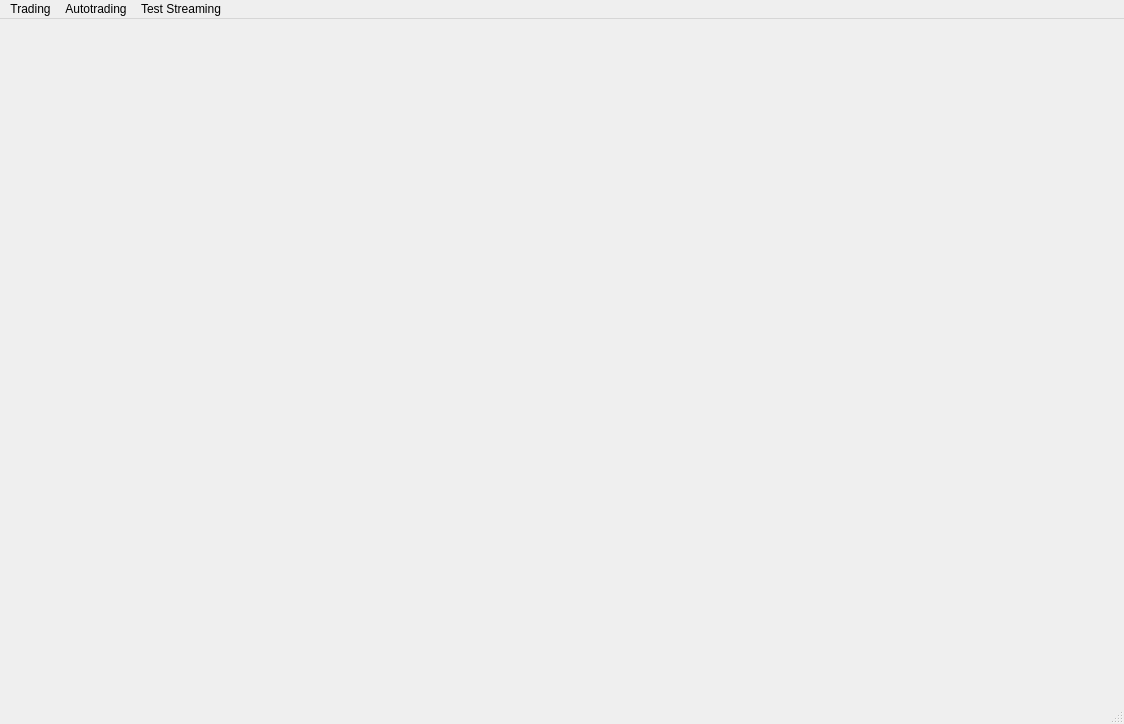
First picture: the form in qt_forms/main_window.ui, repository chernig/tradebot, before the edit.
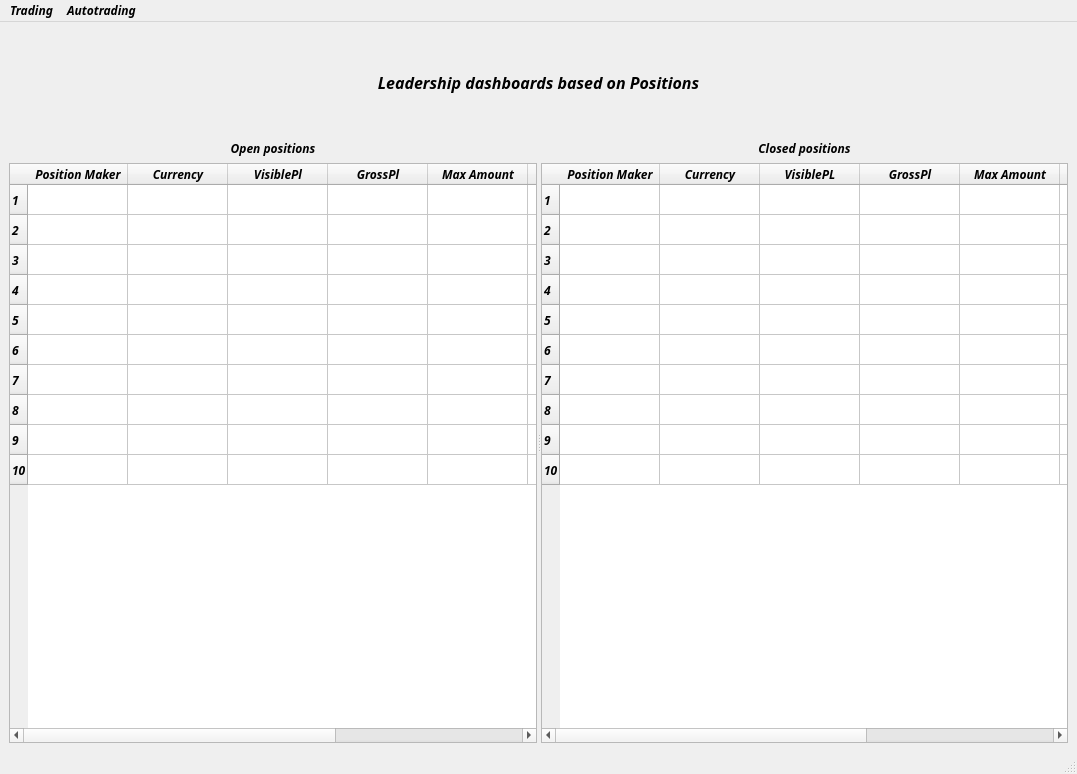
Second picture: the form after the edit.

```diff
--- a/qt_forms/main_window.ui
+++ b/qt_forms/main_window.ui
@@ -6,21 +6,365 @@
    <rect>
     <x>0</x>
     <y>0</y>
-    <width>1124</width>
-    <height>724</height>
+    <width>1077</width>
+    <height>774</height>
    </rect>
   </property>
+  <property name="font">
+   <font>
+    <family>Trebuchet MS</family>
+    <weight>75</weight>
+    <italic>true</italic>
+    <bold>true</bold>
+   </font>
+  </property>
   <property name="windowTitle">
    <string>MainWindow</string>
   </property>
-  <widget class="QWidget" name="centralwidget"/>
+  <widget class="QWidget" name="centralwidget">
+   <layout class="QVBoxLayout" name="verticalLayout_4">
+    <item>
+     <layout class="QVBoxLayout" name="verticalLayout_3">
+      <item>
+       <spacer name="verticalSpacer_2">
+        <property name="orientation">
+         <enum>Qt::Vertical</enum>
+        </property>
+        <property name="sizeType">
+         <enum>QSizePolicy::Minimum</enum>
+        </property>
+        <property name="sizeHint" stdset="0">
+         <size>
+          <width>20</width>
+          <height>40</height>
+         </size>
+        </property>
+       </spacer>
+      </item>
+      <item>
+       <widget class="QLabel" name="label">
+        <property name="sizePolicy">
+         <sizepolicy hsizetype="Preferred" vsizetype="Preferred">
+          <horstretch>0</horstretch>
+          <verstretch>0</verstretch>
+         </sizepolicy>
+        </property>
+        <property name="palette">
+         <palette>
+          <active>
+           <colorrole role="Text">
+            <brush brushstyle="SolidPattern">
+             <color alpha="255">
+              <red>255</red>
+              <green>0</green>
+              <blue>127</blue>
+             </color>
+            </brush>
+           </colorrole>
+           <colorrole role="Base">
+            <brush brushstyle="SolidPattern">
+             <color alpha="255">
+              <red>109</red>
+              <green>184</green>
+              <blue>200</blue>
+             </color>
+            </brush>
+           </colorrole>
+           <colorrole role="PlaceholderText">
+            <brush brushstyle="NoBrush">
+             <color alpha="128">
+              <red>255</red>
+              <green>0</green>
+              <blue>127</blue>
+             </color>
+            </brush>
+           </colorrole>
+          </active>
+          <inactive>
+           <colorrole role="Text">
+            <brush brushstyle="SolidPattern">
+             <color alpha="255">
+              <red>255</red>
+              <green>0</green>
+              <blue>127</blue>
+             </color>
+            </brush>
+           </colorrole>
+           <colorrole role="Base">
+            <brush brushstyle="SolidPattern">
+             <color alpha="255">
+              <red>109</red>
+              <green>184</green>
+              <blue>200</blue>
+             </color>
+            </brush>
+           </colorrole>
+           <colorrole role="PlaceholderText">
+            <brush brushstyle="NoBrush">
+             <color alpha="128">
+              <red>255</red>
+              <green>0</green>
+              <blue>127</blue>
+             </color>
+            </brush>
+           </colorrole>
+          </inactive>
+          <disabled>
+           <colorrole role="Text">
+            <brush brushstyle="SolidPattern">
+             <color alpha="255">
+              <red>120</red>
+              <green>120</green>
+              <blue>120</blue>
+             </color>
+            </brush>
+           </colorrole>
+           <colorrole role="Base">
+            <brush brushstyle="SolidPattern">
+             <color alpha="255">
+              <red>240</red>
+              <green>240</green>
+              <blue>240</blue>
+             </color>
+            </brush>
+           </colorrole>
+           <colorrole role="PlaceholderText">
+            <brush brushstyle="NoBrush">
+             <color alpha="128">
+              <red>255</red>
+              <green>0</green>
+              <blue>127</blue>
+             </color>
+            </brush>
+           </colorrole>
+          </disabled>
+         </palette>
+        </property>
+        <property name="font">
+         <font>
+          <pointsize>12</pointsize>
+         </font>
+        </property>
+        <property name="text">
+         <string>Leadership dashboards based on Positions</string>
+        </property>
+        <property name="alignment">
+         <set>Qt::AlignCenter</set>
+        </property>
+       </widget>
+      </item>
+      <item>
+       <spacer name="verticalSpacer">
+        <property name="orientation">
+         <enum>Qt::Vertical</enum>
+        </property>
+        <property name="sizeType">
+         <enum>QSizePolicy::Minimum</enum>
+        </property>
+        <property name="sizeHint" stdset="0">
+         <size>
+          <width>20</width>
+          <height>40</height>
+         </size>
+        </property>
+       </spacer>
+      </item>
+      <item>
+       <widget class="QSplitter" name="splitter">
+        <property name="sizePolicy">
+         <sizepolicy hsizetype="Expanding" vsizetype="Expanding">
+          <horstretch>0</horstretch>
+          <verstretch>0</verstretch>
+         </sizepolicy>
+        </property>
+        <property name="orientation">
+         <enum>Qt::Horizontal</enum>
+        </property>
+        <widget class="QWidget" name="">
+         <layout class="QVBoxLayout" name="verticalLayout">
+          <item>
+           <widget class="QLabel" name="label_3">
+            <property name="text">
+             <string>Open positions</string>
+            </property>
+            <property name="alignment">
+             <set>Qt::AlignCenter</set>
+            </property>
+           </widget>
+          </item>
+          <item>
+           <widget class="QTableWidget" name="tableWidget1">
+            <property name="font">
+             <font>
+              <family>Trebuchet MS</family>
+              <weight>75</weight>
+              <italic>true</italic>
+              <bold>true</bold>
+             </font>
+            </property>
+            <property name="lineWidth">
+             <number>2</number>
+            </property>
+            <property name="rowCount">
+             <number>10</number>
+            </property>
+            <property name="columnCount">
+             <number>8</number>
+            </property>
+            <row/>
+            <row/>
+            <row/>
+            <row/>
+            <row/>
+            <row/>
+            <row/>
+            <row/>
+            <row/>
+            <row/>
+            <column>
+             <property name="text">
+              <string>Position Maker</string>
+             </property>
+            </column>
+            <column>
+             <property name="text">
+              <string>Currency</string>
+             </property>
+            </column>
+            <column>
+             <property name="text">
+              <string>VisiblePl</string>
+             </property>
+            </column>
+            <column>
+             <property name="text">
+              <string>GrossPl</string>
+             </property>
+            </column>
+            <column>
+             <property name="text">
+              <string>Max Amount</string>
+             </property>
+            </column>
+            <column>
+             <property name="text">
+              <string>Min Amount</string>
+             </property>
+            </column>
+            <column>
+             <property name="text">
+              <string>Avg Amount</string>
+             </property>
+            </column>
+            <column>
+             <property name="text">
+              <string>ratePrecision</string>
+             </property>
+            </column>
+           </widget>
+          </item>
+         </layout>
+        </widget>
+        <widget class="QWidget" name="">
+         <layout class="QVBoxLayout" name="verticalLayout_2">
+          <item>
+           <widget class="QLabel" name="label_2">
+            <property name="text">
+             <string>Closed positions</string>
+            </property>
+            <property name="alignment">
+             <set>Qt::AlignCenter</set>
+            </property>
+           </widget>
+          </item>
+          <item>
+           <widget class="QTableWidget" name="tableWidget1_2">
+            <property name="font">
+             <font>
+              <family>Trebuchet MS</family>
+              <pointsize>9</pointsize>
+              <weight>75</weight>
+              <italic>true</italic>
+              <bold>true</bold>
+             </font>
+            </property>
+            <property name="lineWidth">
+             <number>2</number>
+            </property>
+            <property name="rowCount">
+             <number>10</number>
+            </property>
+            <property name="columnCount">
+             <number>8</number>
+            </property>
+            <row/>
+            <row/>
+            <row/>
+            <row/>
+            <row/>
+            <row/>
+            <row/>
+            <row/>
+            <row/>
+            <row/>
+            <column>
+             <property name="text">
+              <string>Position Maker</string>
+             </property>
+            </column>
+            <column>
+             <property name="text">
+              <string>Currency</string>
+             </property>
+            </column>
+            <column>
+             <property name="text">
+              <string>VisiblePL</string>
+             </property>
+            </column>
+            <column>
+             <property name="text">
+              <string>GrossPl</string>
+             </property>
+            </column>
+            <column>
+             <property name="text">
+              <string>Max Amount</string>
+             </property>
+            </column>
+            <column>
+             <property name="text">
+              <string>Min Amount</string>
+             </property>
+            </column>
+            <column>
+             <property name="text">
+              <string>Avg Amount</string>
+             </property>
+            </column>
+            <column>
+             <property name="text">
+              <string>ratePrecision</string>
+             </property>
+            </column>
+           </widget>
+          </item>
+         </layout>
+        </widget>
+       </widget>
+      </item>
+     </layout>
+    </item>
+   </layout>
+  </widget>
+  <widget class="QStatusBar" name="statusbar"/>
   <widget class="QMenuBar" name="menubar">
    <property name="geometry">
     <rect>
      <x>0</x>
      <y>0</y>
-     <width>1124</width>
-     <height>21</height>
+     <width>1077</width>
+     <height>22</height>
     </rect>
    </property>
    <widget class="QMenu" name="menuTrading">
@@ -41,19 +385,9 @@
      <string>Autotrading</string>
     </property>
    </widget>
-   <widget class="QMenu" name="menuTest_Streaming">
-    <property name="title">
-     <string>Test Streaming</string>
-    </property>
-    <addaction name="actionConnect"/>
-    <addaction name="actionGet_Data"/>
-    <addaction name="actionDisconnect"/>
-   </widget>
    <addaction name="menuTrading"/>
    <addaction name="menuAutotrading"/>
-   <addaction name="menuTest_Streaming"/>
   </widget>
-  <widget class="QStatusBar" name="statusbar"/>
   <action name="actionLogin">
    <property name="checkable">
     <bool>false</bool>
```
